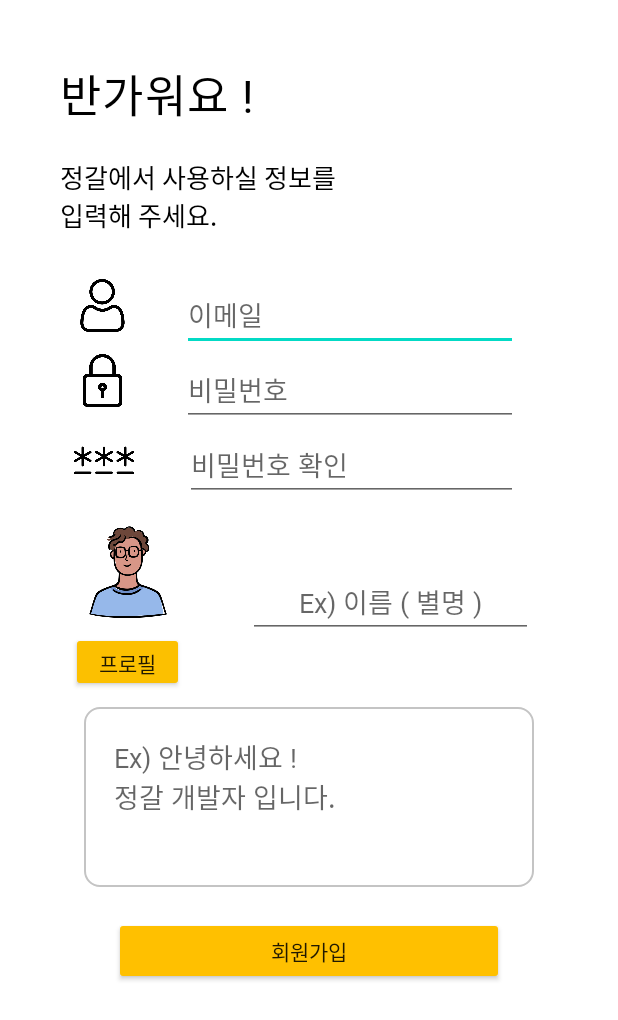
After one commit to GongWook/JungGal_v.2-Android, an Android app: the RegistActivity screen opened directly, with no data from a screen before it, on a phone screen of 412 x 824 dp. The commit adds this screen. Shown: the top 1020 px of the screen. Run offline under Robolectric (Android 15) with nearby library versions, the phone set to English and light mode, and no system bars.

```diff
--- a/app/src/main/java/com/gnu_graduate_project_team/junggal_v2/ApiInterface.java
+++ b/app/src/main/java/com/gnu_graduate_project_team/junggal_v2/ApiInterface.java
@@ -2,7 +2,9 @@ package com.gnu_graduate_project_team.junggal_v2;
 
 import retrofit2.Call;
 import retrofit2.http.Body;
+import retrofit2.http.Multipart;
 import retrofit2.http.POST;
+import retrofit2.http.Part;
 
 public interface ApiInterface {
 
@@ -20,7 +22,8 @@ public interface ApiInterface {
             @Field("share_point") Double share_point
     );
 */
+
+    //회원가입 정보 보내기
     @POST("user/register")
     Call<UserVO> registUser(@Body UserVO userVO);
-
 }
--- a/app/src/main/java/com/gnu_graduate_project_team/junggal_v2/HelloActivity.java
+++ b/app/src/main/java/com/gnu_graduate_project_team/junggal_v2/HelloActivity.java
@@ -31,12 +31,13 @@ public class HelloActivity extends Activity {
         tx1 = (TextView) findViewById(R.id.hello_junggal);
         tx2 = (TextView) findViewById(R.id.introduce_ai);
         egg = (ImageView) findViewById(R.id.ai_egg);
-        button = (Button) findViewById(R.id.next_btn);
+        button = (Button) findViewById(R.id.hell_next_button);
 
         button.setOnClickListener(new View.OnClickListener() {
             @Override
             public void onClick(View view) {
-                //Intent intent = new Intent(HelloActivity.this,)
+                Intent intent = new Intent(HelloActivity.this, HelloChooseActivity.class);
+                startActivity(intent);
             }
         });
 
--- a/app/src/main/java/com/gnu_graduate_project_team/junggal_v2/MainActivity.java
+++ b/app/src/main/java/com/gnu_graduate_project_team/junggal_v2/MainActivity.java
@@ -1,11 +1,16 @@
 package com.gnu_graduate_project_team.junggal_v2;
 
 import androidx.appcompat.app.AppCompatActivity;
+import androidx.core.app.ActivityCompat;
+import androidx.core.content.ContextCompat;
 
+import android.Manifest;
 import android.content.Intent;
+import android.content.pm.PackageManager;
 import android.os.Bundle;
 import android.view.View;
 import android.widget.Button;
+import android.widget.Toast;
 
 public class MainActivity extends AppCompatActivity {
 
--- /dev/null
+++ b/app/src/main/java/com/gnu_graduate_project_team/junggal_v2/RegistActivity.java
@@ -0,0 +1,154 @@
+package com.gnu_graduate_project_team.junggal_v2;
+
+import android.app.Activity;
+import android.content.Intent;
+import android.os.Bundle;
+import android.util.Log;
+import android.view.View;
+import android.widget.Button;
+import android.widget.EditText;
+import android.widget.ImageView;
+import android.widget.Toast;
+
+import androidx.annotation.Nullable;
+
+import retrofit2.Call;
+import retrofit2.Callback;
+import retrofit2.Response;
+import retrofit2.Retrofit;
+
+public class RegistActivity extends Activity {
+
+    private EditText regist_email;
+    private EditText regist_pw;
+    private EditText regist_check;
+    private EditText regist_name;
+    private EditText regist_introduce;
+    private ImageView regist_profile;
+    private Button regist_profile_button;
+    private Button regist_button;
+
+    private String user_email;
+    private String user_pw;
+    private String check_pw;
+    private String user_name;
+    private String user_introduce;
+    //private ~~~~ user_profile
+
+    @Override
+    protected void onCreate(@Nullable Bundle savedInstanceState) {
+        super.onCreate(savedInstanceState);
+
+        setContentView(R.layout.regist_form_activity);
+
+        Retrofit retrofit = ApiClient.getApiClient();
+        ApiInterface apiInterface = retrofit.create(ApiInterface.class);
+
+        regist_email = (EditText) findViewById(R.id.regist_email);
+        regist_pw = (EditText) findViewById(R.id.regist_password);
+        regist_check = (EditText) findViewById(R.id.regist_checkpw);
+        regist_name = (EditText) findViewById(R.id.regist_name);
+        regist_introduce = (EditText) findViewById(R.id.regist_introduce);
+        regist_profile = (ImageView) findViewById(R.id.regist_profile);
+        regist_profile_button = (Button) findViewById(R.id.regist_profile_button);
+        regist_button = (Button) findViewById(R.id.regist_button);
+
+        // 회원 프로필 등록
+        regist_profile_button.setOnClickListener(new View.OnClickListener() {
+            @Override
+            public void onClick(View view) {
+                Intent intent = new Intent();
+                intent.setType("imagle/*");
+                intent.setAction(Intent.ACTION_GET_CONTENT);
+                startActivityForResult(intent, 0);;
+            }
+        });
+
+
+        // 회원 등록
+        regist_button.setOnClickListener(new View.OnClickListener() {
+            @Override
+            public void onClick(View view) {
+                UserVO user = new UserVO();
+
+                user_email = regist_email.getText().toString().trim();
+                user_pw = regist_pw.getText().toString().trim();
+                check_pw = regist_check.getText().toString().trim();
+                user_name =regist_name.getText().toString().trim();
+                user_introduce = regist_introduce.getText().toString().trim();
+
+                if(user_email.equals(""))
+                {
+                    Toast.makeText(getApplicationContext(),"이메일을 입력해 주세요.", Toast.LENGTH_SHORT).show();
+                }
+                else if(user_pw.equals(""))
+                {
+                    Toast.makeText(getApplicationContext(),"비밀번호를 입력해 주세요.", Toast.LENGTH_SHORT).show();
+                }
+                else if(check_pw.equals(""))
+                {
+                    Toast.makeText(getApplicationContext(),"비밀번호를 확인해 주세요.", Toast.LENGTH_SHORT).show();
+                }
+                else if(!user_pw.equals(check_pw))
+                {
+                    Toast.makeText(getApplicationContext(),"비밀번호가 동일하지 않습니다.", Toast.LENGTH_SHORT).show();
+                }
+                else if(user_name.equals(""))
+                {
+                    Toast.makeText(getApplicationContext(),"사용하실 이름을 적어주세요.", Toast.LENGTH_SHORT).show();
+                }
+                else if(user_introduce.equals(""))
+                {
+                    Toast.makeText(getApplicationContext(),"간단한 자기소개를 적어주세요.", Toast.LENGTH_SHORT).show();
+                }
+                else
+                {
+
+                    user.setId(user_email);
+                    user.setPw(user_pw);
+                    user.setName(user_name);
+                    user.setIntroduce(user_email);
+                    //앞 인증 후 코드 수정하기
+                    user.setPhone_number("000-0000-0000");
+                    //프로필 setting도 수정하기
+
+                    Call<UserVO> call = apiInterface.registUser(user);
+
+                    call.enqueue(new Callback<UserVO>() {
+                        @Override
+                        public void onResponse(Call<UserVO> call, Response<UserVO> response) {
+                            UserVO checkuser = response.body();
+                            Log.d("test성공",checkuser.getId());
+                            if(checkuser.getId().equals("null"))
+                            {
+                                Toast.makeText(getApplicationContext(),"등록된 Email 입니다.", Toast.LENGTH_SHORT).show();
+                            }
+                            else
+                            {
+                                Toast.makeText(getApplicationContext(),"가입 성공.", Toast.LENGTH_SHORT).show();
+                                PreferenceManager.setBoolean(RegistActivity.this, "first_check_flag",true);
+                                //Intent intent = new Intent(RegistActivity.this, MainActivity.class);
+                            }
+                        }
+
+                        @Override
+                        public void onFailure(Call<UserVO> call, Throwable t) {
+                            Log.d("test실패",t.getMessage());
+                            Toast.makeText(getApplicationContext(),"가입 실패.", Toast.LENGTH_SHORT).show();
+                        }
+                    });
+
+
+                }
+
+
+            }
+        });
+
+
+
+    }
+
+
+
+}
--- /dev/null
+++ b/app/src/main/res/drawable-v24/textbox_design.xml
@@ -0,0 +1,13 @@
+<?xml version="1.0" encoding="utf-8"?>
+<shape xmlns:android="http://schemas.android.com/apk/res/android"
+    android:shape="rectangle" >
+    <solid android:color="@null"/>
+    <corners android:bottomRightRadius="10dp"
+        android:bottomLeftRadius="10dp"
+        android:topLeftRadius="10dp"
+        android:topRightRadius="10dp"/>
+    <stroke
+        android:width="1dp"
+        android:color="#C4C4C4"
+        android:elevation="50dp"/>
+</shape>
--- a/app/src/main/res/layout/activity_hello.xml
+++ b/app/src/main/res/layout/activity_hello.xml
@@ -36,7 +36,7 @@
         android:src="@drawable/ai_egg" />
 
     <Button
-        android:id="@+id/next_button"
+        android:id="@+id/hell_next_button"
         android:layout_width="100dp"
         android:layout_height="wrap_content"
         android:layout_gravity="right"
--- a/app/src/main/res/layout/activity_login.xml
+++ b/app/src/main/res/layout/activity_login.xml
@@ -40,6 +40,7 @@
                 android:layout_height="wrap_content"
                 android:layout_gravity="center"
                 android:layout_marginLeft="15dp"
+                android:fontFamily="@font/namugodicl"
                 android:ems="12"
                 android:hint="아이디"
                 android:inputType="textEmailAddress" />
@@ -66,6 +67,7 @@
                 android:layout_marginLeft="15dp"
                 android:ems="12"
                 android:hint="비밀번호"
+                android:fontFamily="@font/namugodicl"
                 android:inputType="textPassword" />
 
         </LinearLayout>
@@ -82,6 +84,7 @@
                 android:layout_height="wrap_content"
                 android:layout_marginRight="70dp"
                 android:text="ID / PW 저장"
+                android:fontFamily="@font/namugodicl"
                 android:textColor="#000000"/>
 
             <TextView
@@ -89,6 +92,7 @@
                 android:layout_width="wrap_content"
                 android:layout_height="wrap_content"
                 android:layout_marginLeft="50dp"
+                android:fontFamily="@font/namugodicl"
                 android:text="회원가입"
                 android:clickable="true"
                 android:textColor="#000000"
--- /dev/null
+++ b/app/src/main/res/layout/regist_form_activity.xml
@@ -0,0 +1,176 @@
+<?xml version="1.0" encoding="utf-8"?>
+<LinearLayout xmlns:android="http://schemas.android.com/apk/res/android"
+    xmlns:app="http://schemas.android.com/apk/res-auto"
+    xmlns:tools="http://schemas.android.com/tools"
+    android:orientation="vertical"
+    android:layout_width="match_parent"
+    android:layout_height="match_parent">
+
+    <TextView
+        android:id="@+id/textView17"
+        android:layout_width="match_parent"
+        android:layout_height="wrap_content"
+        android:text="반가워요 !"
+        android:fontFamily="@font/namugodicl"
+        android:textColor="@color/black"
+        android:textSize="30sp"
+        android:letterSpacing="0.03"
+        android:layout_marginLeft="40dp"
+        android:layout_marginTop="40dp"/>
+
+    <TextView
+        android:id="@+id/textView18"
+        android:layout_width="match_parent"
+        android:layout_height="wrap_content"
+        android:layout_marginTop="20dp"
+        android:textColor="@color/black"
+        android:textSize="17sp"
+        android:text="정갈에서 사용하실 정보를\n입력해 주세요."
+        android:layout_marginLeft="40dp"/>
+
+    <LinearLayout
+        android:layout_width="300dp"
+        android:layout_height="50dp"
+        android:layout_marginLeft="45dp"
+        android:layout_marginTop="30dp"
+        android:orientation="horizontal">
+
+        <ImageView
+            android:id="@+id/imageView"
+            android:layout_width="35dp"
+            android:layout_height="35dp"
+            android:layout_weight="1"
+            android:src="@drawable/userid_icon" />
+
+        <EditText
+            android:id="@+id/regist_email"
+            android:layout_width="wrap_content"
+            android:layout_height="wrap_content"
+            android:layout_marginLeft="30dp"
+            android:layout_weight="1"
+            android:ems="10"
+            android:inputType="textEmailAddress"
+            android:fontFamily="@font/namugodicl"
+            android:hint="이메일"/>
+    </LinearLayout>
+
+    <LinearLayout
+        android:layout_width="300dp"
+        android:layout_height="50dp"
+        android:layout_marginLeft="45dp"
+        android:orientation="horizontal">
+
+        <ImageView
+            android:id="@+id/imageView4"
+            android:layout_width="35dp"
+            android:layout_height="35dp"
+            android:layout_weight="1"
+            android:src="@drawable/passlock_icon" />
+
+        <EditText
+            android:id="@+id/regist_password"
+            android:layout_width="wrap_content"
+            android:layout_height="wrap_content"
+            android:layout_marginLeft="30dp"
+            android:layout_weight="1"
+            android:ems="10"
+            android:inputType="textPassword"
+            android:fontFamily="@font/namugodicl"
+            android:hint="비밀번호"/>
+    </LinearLayout>
+
+    <LinearLayout
+        android:layout_width="300dp"
+        android:layout_height="50dp"
+        android:layout_marginLeft="45dp"
+        android:orientation="horizontal">
+
+        <ImageView
+            android:id="@+id/imageView5"
+            android:layout_width="40dp"
+            android:layout_height="40dp"
+            android:layout_weight="1"
+            android:src="@drawable/passcheck_icon" />
+
+        <EditText
+            android:id="@+id/regist_checkpw"
+            android:layout_width="wrap_content"
+            android:layout_height="wrap_content"
+            android:layout_marginLeft="30dp"
+            android:layout_weight="1"
+            android:ems="10"
+            android:inputType="textPassword"
+            android:fontFamily="@font/namugodicl"
+            android:hint="비밀번호 확인"/>
+
+    </LinearLayout>
+
+    <LinearLayout
+        android:layout_width="350dp"
+        android:layout_height="120dp"
+        android:layout_marginTop="5dp"
+        android:layout_marginLeft="35dp"
+        android:orientation="horizontal">
+
+        <LinearLayout
+            android:layout_width="100dp"
+            android:layout_height="match_parent"
+            android:orientation="vertical">
+
+            <ImageView
+                android:id="@+id/regist_profile"
+                android:layout_width="match_parent"
+                android:layout_height="80dp"
+                android:padding="5dp"
+                android:src="@drawable/man" />
+
+            <Button
+                android:id="@+id/regist_profile_button"
+                android:layout_width="75dp"
+                android:layout_height="40dp"
+                android:fontFamily="@font/namugodicl"
+                android:text="프로필"
+                android:layout_gravity="center"
+                android:backgroundTint="#FCC000"/>
+        </LinearLayout>
+
+        <EditText
+            android:id="@+id/regist_name"
+            android:layout_gravity="center"
+            android:layout_width="wrap_content"
+            android:layout_height="wrap_content"
+            android:layout_weight="1"
+            android:ems="10"
+            android:inputType="textPersonName"
+            android:fontFamily="@font/namugodicl"
+            android:hint="Ex) 이름 ( 별명 )"
+            android:layout_marginLeft="30dp"
+            android:layout_marginRight="30dp"
+            android:gravity="center"/>
+    </LinearLayout>
+
+    <EditText
+        android:id="@+id/regist_introduce"
+        android:layout_width="300dp"
+        android:layout_height="120dp"
+        android:ems="10"
+        android:inputType="textPersonName"
+        android:hint="Ex) 안녕하세요 !\n정갈 개발자 입니다."
+        android:background="@drawable/textbox_design"
+        android:paddingTop="20dp"
+        android:gravity="start"
+        android:layout_gravity="center"
+        android:layout_marginTop="10dp"
+        android:paddingLeft="20dp"
+        android:fontFamily="@font/namugodicl"/>
+
+    <Button
+        android:id="@+id/regist_button"
+        android:layout_width="260dp"
+        android:layout_height="45dp"
+        android:backgroundTint="#FFC000"
+        android:layout_gravity="center"
+        android:text="회원가입"
+        android:fontFamily="@font/namugodicl"
+        android:layout_marginTop="20dp"/>
+</LinearLayout>
```
Also changed, not shown: app/src/main/AndroidManifest.xml (+8 -0 lines), app/src/main/java/com/gnu_graduate_project_team/junggal_v2/HelloChooseActivity.java (added, +44 -0 lines), app/src/main/java/com/gnu_graduate_project_team/junggal_v2/MyApplication.java (added, +25 -0 lines), app/src/main/java/com/gnu_graduate_project_team/junggal_v2/PreferenceManager.java (added, +49 -0 lines), app/src/main/java/com/gnu_graduate_project_team/junggal_v2/RegistAgreeActivity.java (+4 -4 lines), app/src/main/java/com/gnu_graduate_project_team/junggal_v2/RegistPhoneAuthActivity.java (added, +99 -0 lines), app/src/main/java/com/gnu_graduate_project_team/junggal_v2/SplashActivity.java (+26 -2 lines), app/src/main/res/layout/regist_phone_auth_activity.xml (added, +72 -0 lines), app/src/main/res/drawable/man.png (added), app/src/main/res/drawable/passcheck_icon.png (added), app/src/main/res/drawable/user.png (added).
